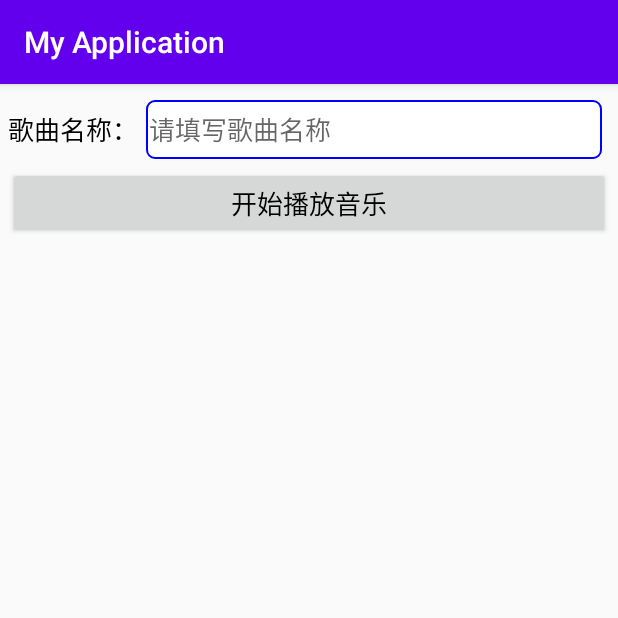
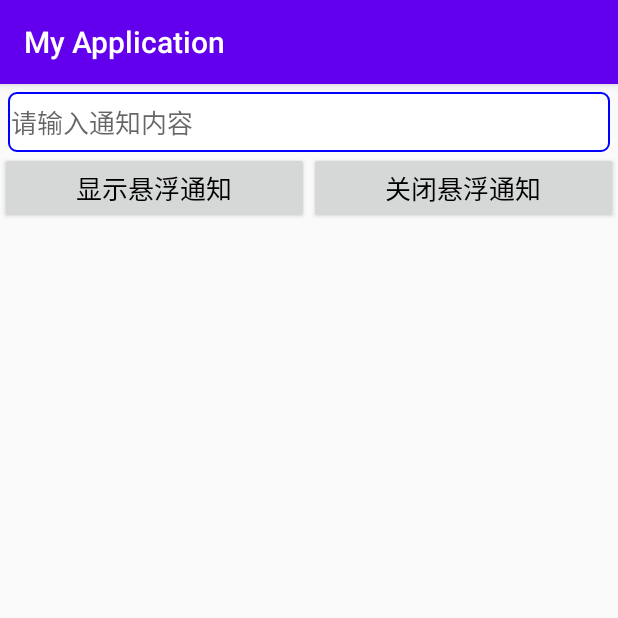
Before and after one commit to lilyOrio/zero_basis_to_project_practice, an Android app: the screen it shows after launch (ForegroundServiceActivity before the commit, FloatNoticeActivity after it), on a phone screen of 412 x 824 dp, the top half of it. Run offline under Robolectric (Android 15) with nearby library versions, the phone set to English and light mode, and no system bars.

Commit message:
2022/12/5悬浮窗

```diff
--- a/chapter08/app/src/main/AndroidManifest.xml
+++ b/chapter08/app/src/main/AndroidManifest.xml
@@ -3,8 +3,7 @@
     xmlns:tools="http://schemas.android.com/tools"
     package="com.example.myapplication">
     <!-- 允许前台服务（Android 9.0之后需要） -->
-    <uses-permission android:name="android.permission.FOREGROUND_SERVICE" />
-     <!-- 悬浮窗 -->
+    <uses-permission android:name="android.permission.FOREGROUND_SERVICE" /> <!-- 悬浮窗 -->
     <uses-permission android:name="android.permission.SYSTEM_ALERT_WINDOW" />
 
     <application
@@ -18,11 +17,12 @@
         android:supportsRtl="true"
         android:theme="@style/Theme.MyApplication"
         tools:targetApi="31">
+
         <activity
             android:name=".MainActivity"
             android:exported="false" />
         <activity
-            android:name=".ForegroundServiceActivity"
+            android:name=".FloatNoticeActivity"
             android:exported="true">
             <intent-filter>
                 <action android:name="android.intent.action.MAIN" />
--- /dev/null
+++ b/chapter08/app/src/main/java/com/example/myapplication/FloatNoticeActivity.java
@@ -0,0 +1,66 @@
+package com.example.myapplication;
+import androidx.appcompat.app.AppCompatActivity;
+
+import android.os.Bundle;
+import android.text.TextUtils;
+import android.util.Log;
+import android.view.Gravity;
+import android.widget.EditText;
+import android.widget.LinearLayout;
+import android.widget.TextView;
+import android.widget.Toast;
+
+import com.example.myapplication.util.AuthorityUtil;
+import com.example.myapplication.util.Utils;
+import com.example.myapplication.widget.FloatWindow;
+
+public class FloatNoticeActivity extends AppCompatActivity {
+    private EditText et_content; // 声明一个编辑框对象
+    private static FloatWindow mFloatWindow; // 声明一个悬浮窗对象
+    private TextView tv_content; // 声明一个文本视图对象
+
+    @Override
+    protected void onCreate(Bundle savedInstanceState) {
+        super.onCreate(savedInstanceState);
+        setContentView(R.layout.activity_float_notice);
+        et_content = findViewById(R.id.et_content);
+        findViewById(R.id.btn_open_float).setOnClickListener(v -> openFloatWindow());
+        findViewById(R.id.btn_close_float).setOnClickListener(v -> closeFloatWindow());
+        // AndroidManifest.xml要先声明悬浮窗权限SYSTEM_ALERT_WINDOW
+        // AppOpsManager.OP_SYSTEM_ALERT_WINDOW是隐藏变量（值为24），不能直接引用
+        if (!AuthorityUtil.checkOp(this, 24)) { // 未开启悬浮窗权限
+            Toast.makeText(this, "请先给该应用开启悬浮窗权限", Toast.LENGTH_SHORT).show();
+            // 跳到悬浮窗权限的设置页面
+            AuthorityUtil.requestAlertWindowPermission(this);
+        }
+    }
+
+    private void closeFloatWindow() {
+        if (mFloatWindow != null && mFloatWindow.isShow()) {
+            mFloatWindow.close(); // 关闭悬浮窗
+        }
+    }
+
+    private void openFloatWindow() {
+        Log.d("lily", "openFloatWindow: ");
+        if (mFloatWindow == null){
+            mFloatWindow = new FloatWindow(MainApplication.getInstance());
+            // 设置悬浮窗的布局内容
+            mFloatWindow.setLayout(R.layout.float_notice);
+            tv_content = mFloatWindow.mContentView.findViewById(R.id.tv_content);
+            LinearLayout ll_float = mFloatWindow.mContentView.findViewById(R.id.ll_float);
+            int margin = Utils.dip2px(this, 5);
+            LinearLayout.LayoutParams params = (LinearLayout.LayoutParams) ll_float.getLayoutParams();
+            params.width = Utils.getScreenWidth(this) - 2*margin;
+            // 在悬浮窗四周留白
+            params.setMargins(margin, margin, margin, margin);
+            ll_float.setLayoutParams(params);
+            // 设置悬浮窗的点击监听器
+            mFloatWindow.setOnFloatListener(v -> mFloatWindow.close());
+        }
+        if (mFloatWindow != null && !mFloatWindow.isShow()) {
+            tv_content.setText(et_content.getText());
+            mFloatWindow.show(Gravity.LEFT | Gravity.TOP); // 显示悬浮窗
+        }
+    }
+}
--- /dev/null
+++ b/chapter08/app/src/main/java/com/example/myapplication/util/AuthorityUtil.java
@@ -0,0 +1,43 @@
+package com.example.myapplication.util;
+
+import android.annotation.TargetApi;
+import android.app.Activity;
+import android.app.AppOpsManager;
+import android.content.Context;
+import android.content.Intent;
+import android.net.Uri;
+import android.os.Binder;
+import android.os.Build;
+import android.provider.Settings;
+
+import java.lang.reflect.InvocationTargetException;
+import java.lang.reflect.Method;
+
+public class AuthorityUtil {
+
+    //检查是否拥有悬浮窗权限
+    public static boolean checkOp(Context context, int op) {
+        boolean result;
+        AppOpsManager manager = (AppOpsManager) context.getSystemService(Context.APP_OPS_SERVICE);
+        try {
+            Method method = manager.getClass().getDeclaredMethod("checkOp",
+                    int.class, int.class, String.class);
+            int property = (Integer) method.invoke(manager, op,
+                    Binder.getCallingUid(), context.getPackageName());
+            result = AppOpsManager.MODE_ALLOWED == property;
+        } catch (Exception e) {
+            e.printStackTrace();
+            result = false;
+        }
+        return result;
+    }
+
+    public static final int REQUEST_CODE = 9;
+    // 跳转到悬浮窗权限的设置页面
+    @TargetApi(Build.VERSION_CODES.M)
+    public static void requestAlertWindowPermission(Activity act) {
+        Intent intent = new Intent(Settings.ACTION_MANAGE_OVERLAY_PERMISSION);
+        intent.setData(Uri.parse("package:" + act.getPackageName()));
+        act.startActivityForResult(intent, REQUEST_CODE);
+    }
+}
--- /dev/null
+++ b/chapter08/app/src/main/res/layout/activity_float_notice.xml
@@ -0,0 +1,45 @@
+<LinearLayout xmlns:android="http://schemas.android.com/apk/res/android"
+    android:layout_width="match_parent"
+    android:layout_height="match_parent"
+    android:orientation="vertical">
+
+    <EditText
+        android:id="@+id/et_content"
+        android:layout_width="match_parent"
+        android:layout_height="40dp"
+        android:layout_marginTop="5dp"
+        android:layout_marginLeft="5dp"
+        android:layout_marginRight="5dp"
+        android:background="@drawable/editext_selector"
+        android:hint="请输入通知内容"
+        android:textColor="#000000"
+        android:textSize="17sp" />
+
+    <LinearLayout
+        android:layout_width="match_parent"
+        android:layout_height="wrap_content"
+        android:orientation="horizontal">
+
+        <Button
+            android:id="@+id/btn_open_float"
+            android:layout_width="0dp"
+            android:layout_height="wrap_content"
+            android:layout_weight="1"
+            android:gravity="center"
+            android:text="显示悬浮通知"
+            android:textColor="#000000"
+            android:textSize="17sp" />
+
+        <Button
+            android:id="@+id/btn_close_float"
+            android:layout_width="0dp"
+            android:layout_height="wrap_content"
+            android:layout_weight="1"
+            android:gravity="center"
+            android:text="关闭悬浮通知"
+            android:textColor="#000000"
+            android:textSize="17sp" />
+
+    </LinearLayout>
+
+</LinearLayout>
```
Also changed, not shown: chapter08/app/src/main/java/com/example/myapplication/widget/FloatWindow.java (+84 -6 lines), chapter08/app/src/main/res/drawable/shape_white.xml (added, +14 -0 lines), chapter08/app/src/main/res/layout/float_notice.xml (added, +68 -0 lines).
